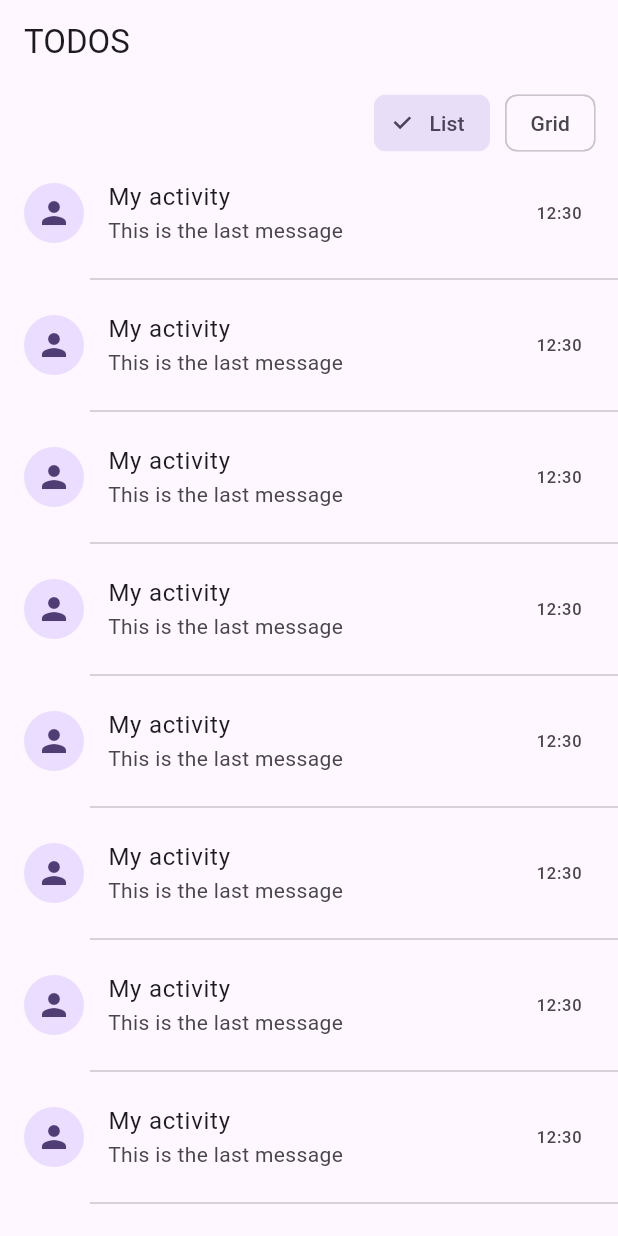
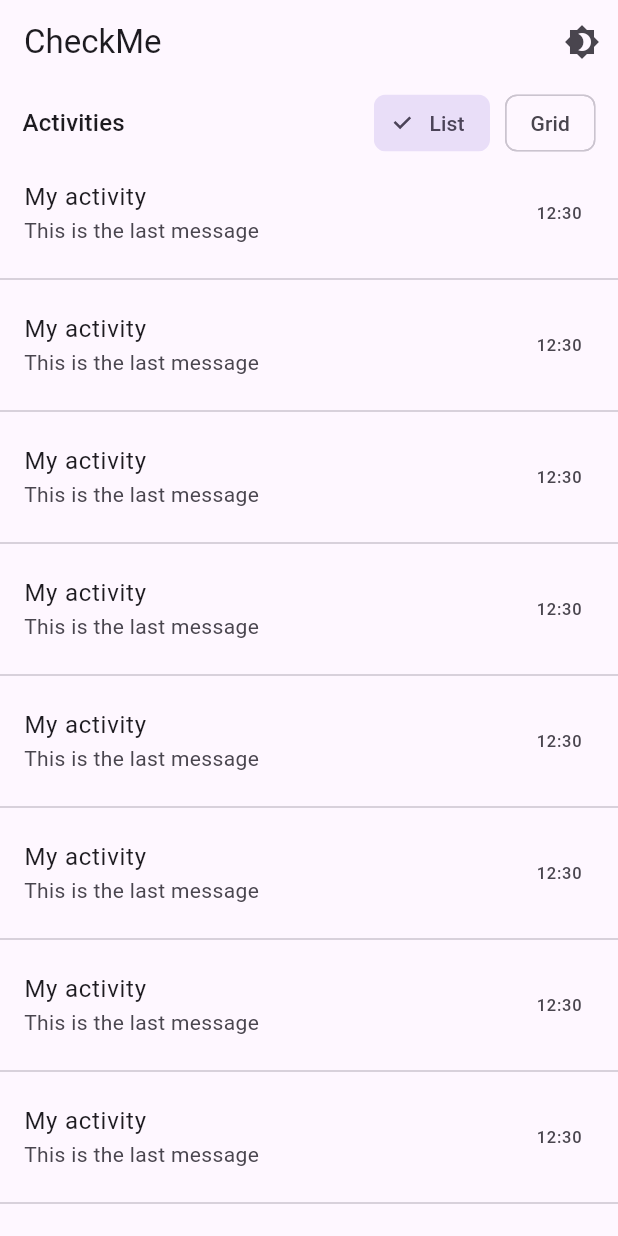
Before and after one commit to RegisSaffi/flutter-starter, a Flutter app: the screen it shows after launch, after a tap on "Login", on a phone screen of 412 x 824 dp. Run offline on Flutter 3.47's test engine with Material 3 defaults, Android fonts, the phone set to English and light mode, and no system bars; our stand-ins replace flutter_riverpod.

```diff
--- a/lib/main.dart
+++ b/lib/main.dart
@@ -1,20 +1,26 @@
+import 'package:checkme/providers/theme.dart';
 import 'package:checkme/ui/screens/login_screen.dart';
 import 'package:flutter/material.dart';
+import 'package:flutter_riverpod/flutter_riverpod.dart';
 
 void main() {
-  runApp(const CheckMeApp());
+  runApp(ProviderScope(child: const CheckMeApp()));
 }
 
-class CheckMeApp extends StatelessWidget {
+class CheckMeApp extends ConsumerWidget {
   const CheckMeApp({super.key});
 
   @override
-  Widget build(BuildContext context) {
+  Widget build(BuildContext context, ref) {
+    var theme = ref.watch(themeProvider);
     return MaterialApp(
       title: 'CheckMe',
       theme: ThemeData(
         colorScheme: ColorScheme.fromSeed(seedColor: Colors.deepPurple),
+        brightness: Brightness.light,
       ),
+      darkTheme: ThemeData.dark(),
+      themeMode: theme,
       home: const LoginScreen(),
     );
   }
--- /dev/null
+++ b/lib/models/task.dart
@@ -0,0 +1,13 @@
+class Task {
+  int id;
+  String todo;
+  bool completed;
+  int userId;
+
+  Task({
+    required this.id,
+    required this.todo,
+    required this.completed,
+    required this.userId,
+  });
+}
--- /dev/null
+++ b/lib/providers/theme.dart
@@ -0,0 +1,4 @@
+import 'package:flutter/material.dart';
+import 'package:flutter_riverpod/flutter_riverpod.dart';
+
+var themeProvider = StateProvider((ref) => ThemeMode.light);
--- a/lib/ui/screens/todos_screen.dart
+++ b/lib/ui/screens/todos_screen.dart
@@ -1,27 +1,56 @@
+import 'package:checkme/providers/theme.dart';
 import 'package:flutter/material.dart';
+import 'package:flutter_riverpod/flutter_riverpod.dart';
 
-class TodosScreen extends StatefulWidget {
+class TodosScreen extends ConsumerStatefulWidget {
   const TodosScreen({super.key});
 
   @override
-  State<TodosScreen> createState() => _TodosScreenState();
+  ConsumerState<TodosScreen> createState() => _TodosScreenState();
 }
 
-class _TodosScreenState extends State<TodosScreen> {
+class _TodosScreenState extends ConsumerState<TodosScreen> {
   int viewType = 0;
+
+  test() {
+    // Task task = Task(id: 1, todo: "", completed: true, userId: 1000);
+    // var id = task._ id;
+    // var id2 = task.getId();
+    // task.id = 2;
+  }
 
   @override
   Widget build(BuildContext context) {
-    print(viewType);
+    var theme = ref.watch(themeProvider);
     return Scaffold(
       appBar: AppBar(
-        title: Text("TODOS"),
+        title: Text("CheckMe"),
+        actions: [
+          IconButton(
+            onPressed: () {
+              ref.read(themeProvider.notifier).state =
+                  theme == ThemeMode.dark ? ThemeMode.light : ThemeMode.dark;
+            },
+            icon: Icon(
+              theme == ThemeMode.dark ? Icons.brightness_7 : Icons.brightness_4,
+            ),
+          ),
+        ],
         bottom: PreferredSize(
           preferredSize: Size(50, 50),
           child: Container(
             color: Theme.of(context).scaffoldBackgroundColor,
             child: Row(
-              mainAxisAlignment: MainAxisAlignment.end,
+              mainAxisAlignment: MainAxisAlignment.spaceBetween,
+              children: [
+                Padding(
+                  padding: const EdgeInsets.only(left: 15),
+                  child: Text(
+                    "Activities",
+                    style: Theme.of(context).textTheme.titleMedium,
+                  ),
+                ),
+                Row(
                   children: [
                     FilterChip(
                       label: Text("List"),
@@ -32,6 +61,7 @@ class _TodosScreenState extends State<TodosScreen> {
                         });
                       },
                     ),
+
                     Padding(
                       padding: EdgeInsets.only(left: 10, right: 15),
                       child: FilterChip(
@@ -46,6 +76,8 @@ class _TodosScreenState extends State<TodosScreen> {
                     ),
                   ],
                 ),
+              ],
+            ),
           ),
         ),
       ),
@@ -56,13 +88,12 @@ class _TodosScreenState extends State<TodosScreen> {
                   return ListTile(
                     title: Text("My activity"),
                     subtitle: Text("This is the last message"),
-                    leading: CircleAvatar(child: Icon(Icons.person)),
                     trailing: Text("12:30"),
                   );
                 },
                 itemCount: 100,
                 separatorBuilder: (BuildContext context, int index) {
-                  return Divider(indent: 60);
+                  return Divider();
                 },
               )
               : GridView.builder(
--- a/pubspec.yaml
+++ b/pubspec.yaml
@@ -13,6 +13,8 @@ dependencies:
   # The following adds the Cupertino Icons font to your application.
   # Use with the CupertinoIcons class for iOS style icons.
   cupertino_icons: ^1.0.8
+  flutter_riverpod: ^2.6.1
+  dio: ^5.8.0+1
 
 dev_dependencies:
   flutter_test:
```
Also changed, not shown: pubspec.lock. Lines whose indentation alone changed are shown as unchanged.
